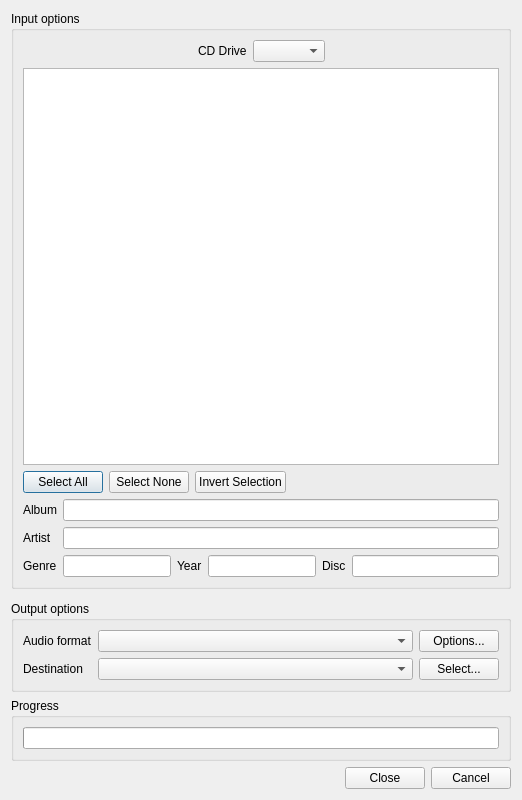
First picture: the form in src/ripper/ripcddialog.ui, repository clementine-player/Clementine, before the edit.
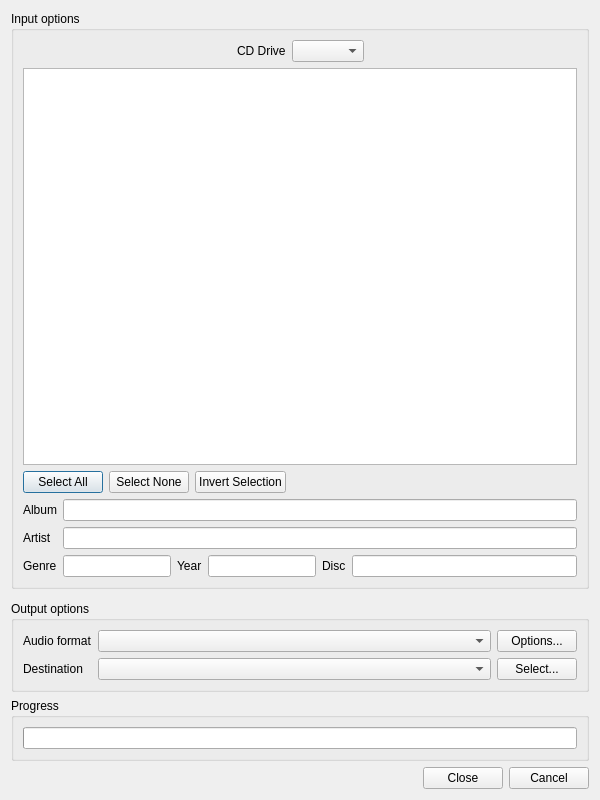
Second picture: the form after the edit. Icons and pictures are not drawn. Custom widgets are drawn as their Qt base class.

Commit message: RipCDDialog: Added file name preview

Diff of the .ui file:
```diff
--- a/src/ripper/ripcddialog.ui
+++ b/src/ripper/ripcddialog.ui
@@ -9,7 +9,7 @@
    <rect>
     <x>0</x>
     <y>0</y>
-    <width>522</width>
+    <width>600</width>
     <height>800</height>
    </rect>
   </property>
@@ -119,13 +119,16 @@
            </sizepolicy>
           </property>
           <property name="columnCount">
-           <number>4</number>
+           <number>5</number>
           </property>
           <attribute name="horizontalHeaderVisible">
            <bool>false</bool>
           </attribute>
           <attribute name="horizontalHeaderMinimumSectionSize">
-           <number>10</number>
+           <number>4</number>
+          </attribute>
+          <attribute name="horizontalHeaderDefaultSectionSize">
+           <number>20</number>
           </attribute>
           <attribute name="verticalHeaderVisible">
            <bool>false</bool>
@@ -153,6 +156,11 @@
             <string>Duration</string>
            </property>
           </column>
+          <column>
+           <property name="text">
+            <string>Filename Preview</string>
+           </property>
+          </column>
          </widget>
         </item>
        </layout>
```
The commit also changes 2 other files.
